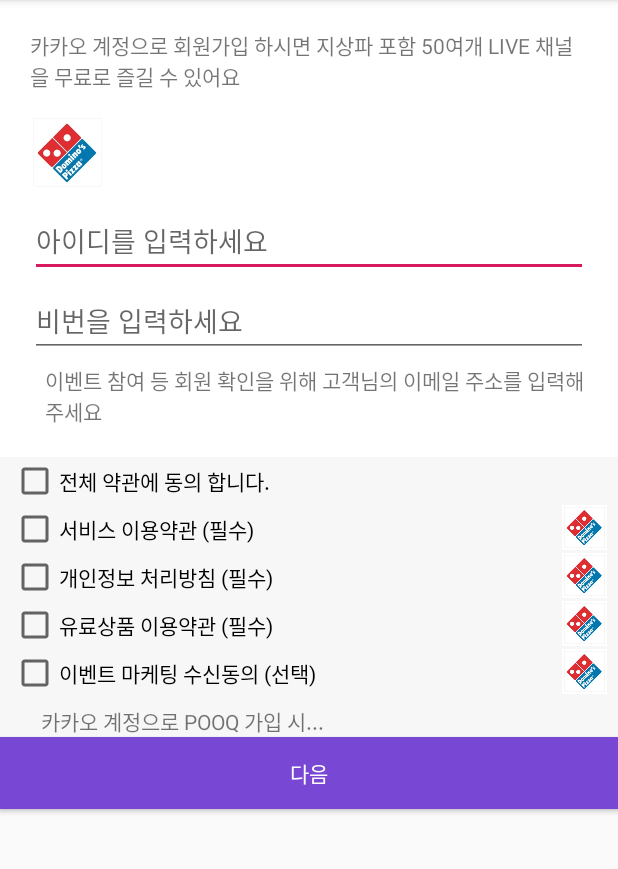
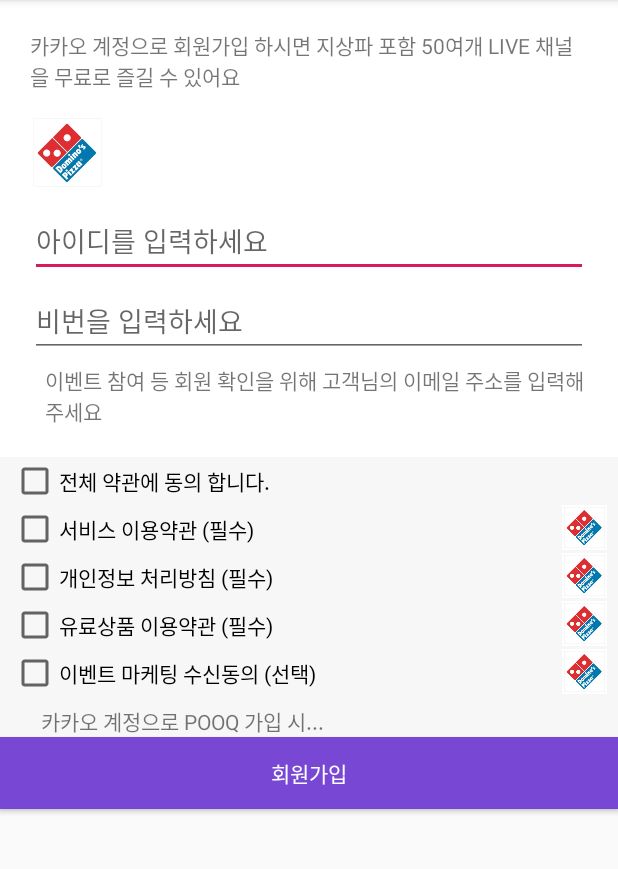
Before and after one commit to mmacarons/20181215_01_HelloWorld, an Android app: the screen it shows after launch (SignUpActivity), on a phone screen of 412 x 824 dp, the part 84-953 px from its top. Run offline under Robolectric (Android 15) with nearby library versions, the phone set to English and light mode, and no system bars.

```diff
--- a/app/src/main/java/kr/tjit/a20181215_01_helloworld/SignUpActivity.java
+++ b/app/src/main/java/kr/tjit/a20181215_01_helloworld/SignUpActivity.java
@@ -2,12 +2,21 @@ package kr.tjit.a20181215_01_helloworld;
 
 import android.support.v7.app.AppCompatActivity;
 import android.os.Bundle;
+import android.view.View;
+import android.widget.Button;
 
 public class SignUpActivity extends AppCompatActivity {
+
+    Button signUpBtn;
 
     @Override
     protected void onCreate(Bundle savedInstanceState) {
         super.onCreate(savedInstanceState);
         setContentView(R.layout.activity_sign_up);
+
+        signUpBtn = findViewById(R.id.signUpBtn);
+        signUpBtn.setText("회원가입");
+    }
+
     }
 }
--- a/app/src/main/res/layout/activity_sign_up.xml
+++ b/app/src/main/res/layout/activity_sign_up.xml
@@ -167,6 +167,7 @@
 
 
     <Button
+        android:id="@+id/signUpBtn"
         android:background="#7848D5"
         android:textColor="#ffffff"
         android:layout_width="match_parent"
```
